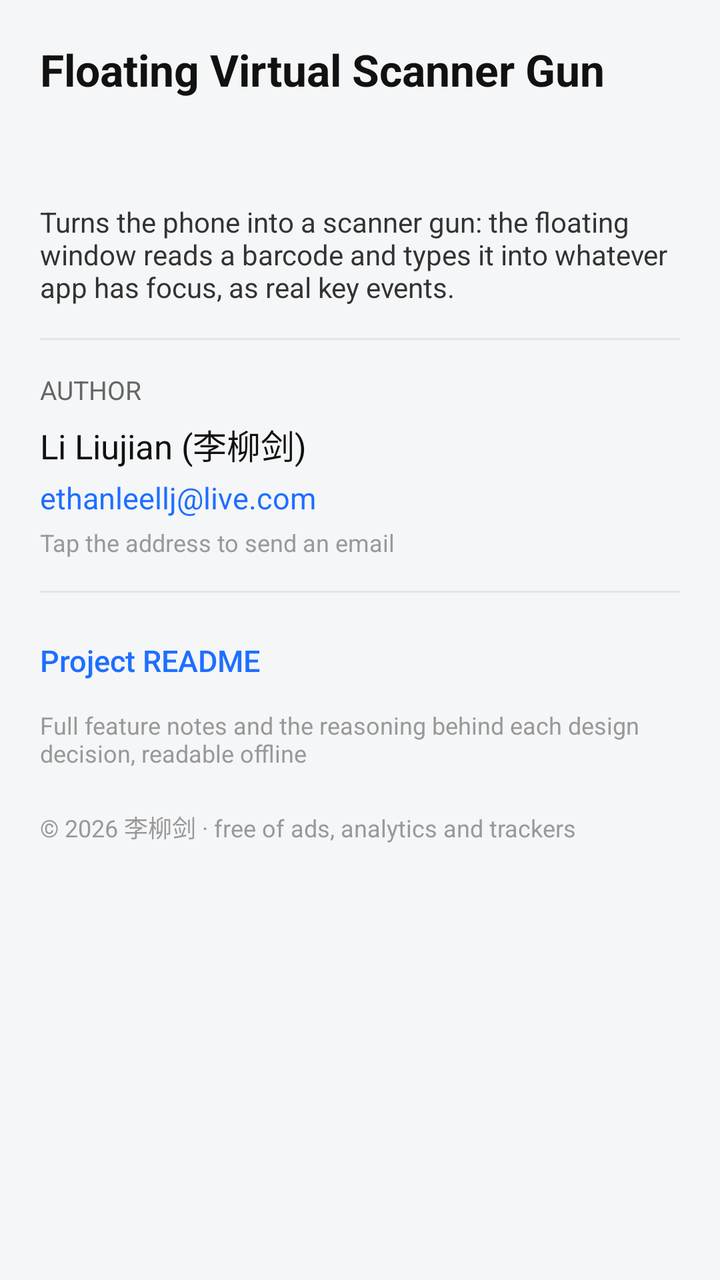
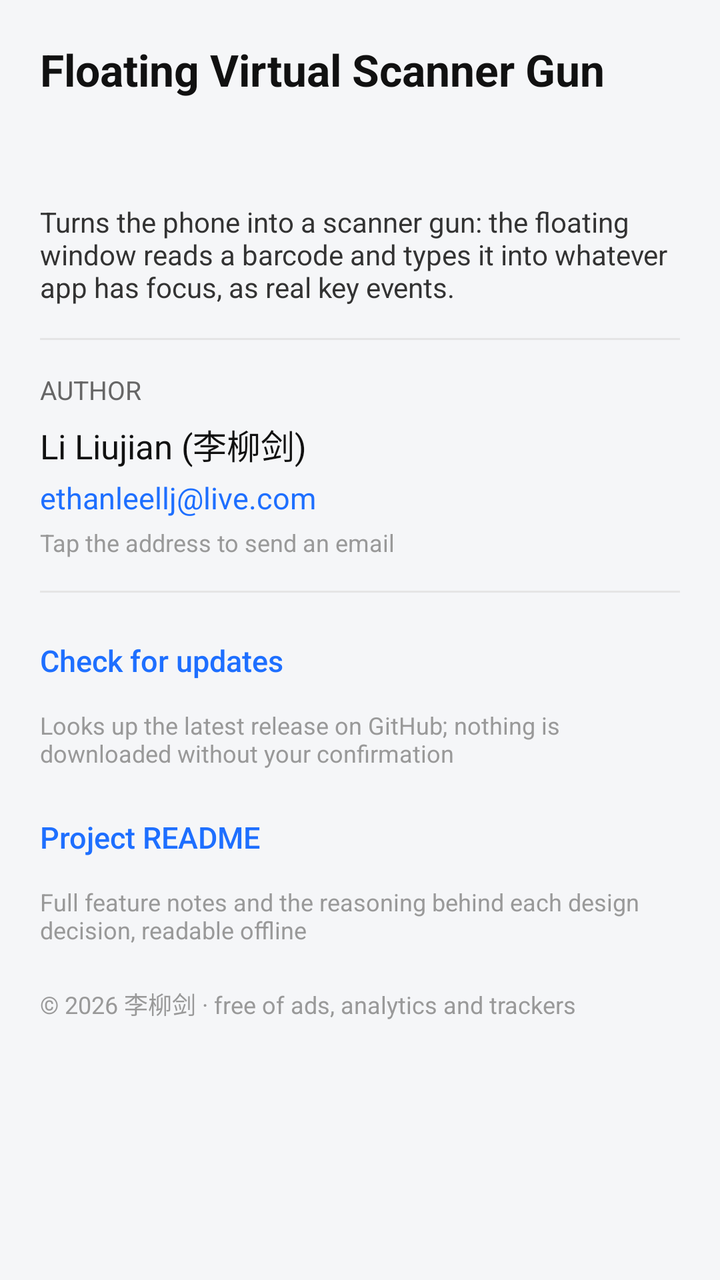

Screens rendered from an Android XML layout before and after an edit, with the pre-edit source and the edit as a unified diff.
<!-- AndroidManifest.xml: application theme AppTheme -->
<!-- res/layout/activity_about.xml -->
<?xml version="1.0" encoding="utf-8"?>
<ScrollView xmlns:android="http://schemas.android.com/apk/res/android"
    android:layout_width="match_parent"
    android:layout_height="match_parent"
    android:fillViewport="true">

    <LinearLayout
        android:layout_width="match_parent"
        android:layout_height="wrap_content"
        android:orientation="vertical"
        android:padding="20dp">

        <TextView
            android:layout_width="match_parent"
            android:layout_height="wrap_content"
            android:text="@string/app_name"
            android:textColor="#111111"
            android:textSize="22sp"
            android:textStyle="bold" />

        <TextView
            android:id="@+id/tvVersion"
            android:layout_width="match_parent"
            android:layout_height="wrap_content"
            android:layout_marginTop="6dp"
            android:textColor="#666666"
            android:textSize="13sp" />

        <TextView
            android:id="@+id/tvBuildTime"
            android:layout_width="match_parent"
            android:layout_height="wrap_content"
            android:layout_marginTop="2dp"
            android:textColor="#999999"
            android:textSize="12sp" />

        <TextView
            android:layout_width="match_parent"
            android:layout_height="wrap_content"
            android:layout_marginTop="10dp"
            android:text="@string/about_tagline"
            android:textColor="#333333"
            android:textSize="14sp" />

        <View
            android:layout_width="match_parent"
            android:layout_height="1dp"
            android:layout_marginTop="16dp"
            android:background="#E5E5E5" />

        

        <TextView
            android:layout_width="match_parent"
            android:layout_height="wrap_content"
            android:layout_marginTop="16dp"
            android:text="@string/about_author_title"
            android:textColor="#666666"
            android:textSize="13sp" />

        <TextView
            android:layout_width="match_parent"
            android:layout_height="wrap_content"
            android:layout_marginTop="6dp"
            android:text="@string/about_author_name"
            android:textColor="#111111"
            android:textSize="17sp" />

        <TextView
            android:id="@+id/tvEmail"
            android:layout_width="match_parent"
            android:layout_height="wrap_content"
            android:layout_marginTop="4dp"
            android:text="@string/about_email"
            android:textColor="#1E6FFF"
            android:textSize="15sp" />

        <TextView
            android:layout_width="match_parent"
            android:layout_height="wrap_content"
            android:layout_marginTop="4dp"
            android:text="@string/about_email_hint"
            android:textColor="#999999"
            android:textSize="12sp" />

        <View
            android:layout_width="match_parent"
            android:layout_height="1dp"
            android:layout_marginTop="16dp"
            android:background="#E5E5E5" />

        
        <Button
            android:id="@+id/btnReadme"
            style="?android:attr/borderlessButtonStyle"
            android:layout_width="wrap_content"
            android:layout_height="wrap_content"
            android:layout_marginTop="10dp"
            android:minWidth="0dp"
            android:paddingLeft="0dp"
            android:paddingRight="0dp"
            android:text="@string/about_readme_entry"
            android:textAllCaps="false"
            android:textColor="#1E6FFF"
            android:textSize="15sp" />

        <TextView
            android:layout_width="match_parent"
            android:layout_height="wrap_content"
            android:text="@string/about_readme_hint"
            android:textColor="#999999"
            android:textSize="12sp" />

        <TextView
            android:layout_width="match_parent"
            android:layout_height="wrap_content"
            android:layout_marginTop="20dp"
            android:layout_marginBottom="8dp"
            android:text="@string/about_copyright"
            android:textColor="#999999"
            android:textSize="12sp" />

    </LinearLayout>
</ScrollView>
<!-- resources referenced by this layout -->
<resources>
  <string name="about_author_name">Li Liujian (李柳剑)</string>
  <string name="about_author_title">AUTHOR</string>
  <string name="about_copyright">© 2026 李柳剑 · free of ads, analytics and trackers</string>
  <string name="about_email">ethanleellj@live.com</string>
  <string name="about_email_hint">Tap the address to send an email</string>
  <string name="about_readme_entry">Project README</string>
  <string name="about_readme_hint">Full feature notes and the reasoning behind each design decision, readable offline</string>
  <string name="about_tagline">Turns the phone into a scanner gun: the floating window reads a barcode and types it into whatever app has focus, as real key events.</string>
  <string name="app_name">Floating Virtual Scanner Gun</string>
  <style name="AppTheme" parent="Theme.AppCompat.Light.NoActionBar">
          <item name="colorPrimary">#1E6FFF</item>
          <item name="colorPrimaryDark">#1554C0</item>
          <item name="colorAccent">#1E6FFF</item>
          <item name="android:windowBackground">#F5F6F8</item>
      </style>
</resources>

<!-- the commit's change to res/layout/activity_about.xml (unified diff, before → after) -->
@@ -91,6 +91,28 @@
 
         
         <Button
+            android:id="@+id/btnCheckUpdate"
+            style="?android:attr/borderlessButtonStyle"
+            android:layout_width="wrap_content"
+            android:layout_height="wrap_content"
+            android:layout_marginTop="10dp"
+            android:minWidth="0dp"
+            android:paddingLeft="0dp"
+            android:paddingRight="0dp"
+            android:text="@string/about_check_update"
+            android:textAllCaps="false"
+            android:textColor="#1E6FFF"
+            android:textSize="15sp" />
+
+        <TextView
+            android:layout_width="match_parent"
+            android:layout_height="wrap_content"
+            android:text="@string/about_check_update_hint"
+            android:textColor="#999999"
+            android:textSize="12sp" />
+
+        
+        <Button
             android:id="@+id/btnReadme"
             style="?android:attr/borderlessButtonStyle"
             android:layout_width="wrap_content"
<!-- resource entries referenced after the edit -->
@@ -2,6 +2,8 @@
 <resources>
   <string name="about_author_name">Li Liujian (李柳剑)</string>
   <string name="about_author_title">AUTHOR</string>
+  <string name="about_check_update">Check for updates</string>
+  <string name="about_check_update_hint">Looks up the latest release on GitHub; nothing is downloaded without your confirmation</string>
   <string name="about_copyright">© 2026 李柳剑 · free of ads, analytics and trackers</string>
   <string name="about_email">ethanleellj@live.com</string>
   <string name="about_email_hint">Tap the address to send an email</string>
